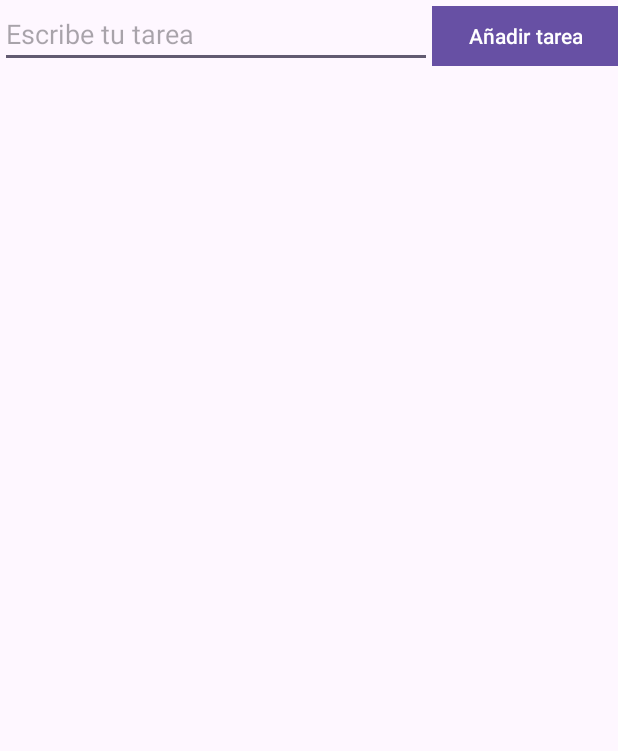
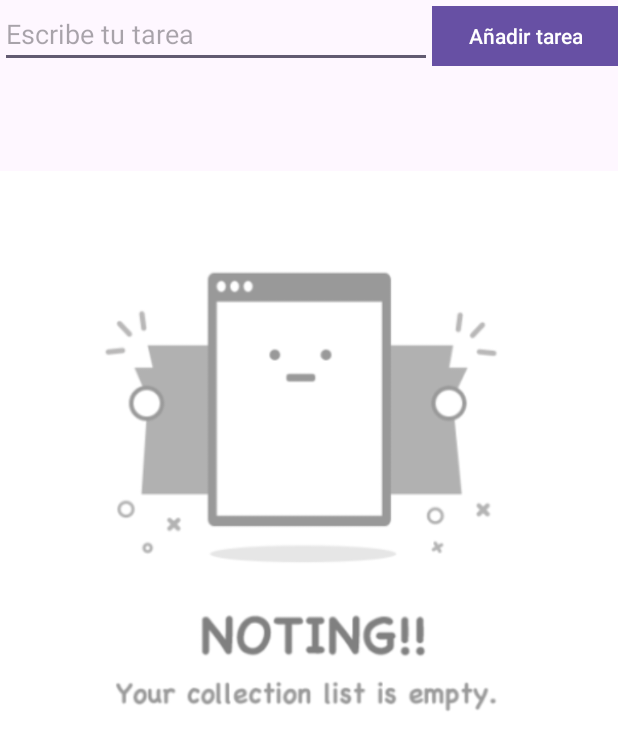
Before and after one commit to juliogtrenard/FORK_AppScrollInfinito, an Android app: the screen it shows after launch (MainActivity), on a phone screen of 412 x 824 dp. Shown: the top 751 px of the screen. Run offline under Robolectric (Android 15) with nearby library versions, the phone set to English and light mode, and no system bars.

Commit message:
ADD mostrar imagen cuando no hay ninguna tarea

```diff
--- a/app/src/main/java/es/juliogtrenard/miprimeraapp/MainActivity.kt
+++ b/app/src/main/java/es/juliogtrenard/miprimeraapp/MainActivity.kt
@@ -3,8 +3,10 @@ package es.juliogtrenard.miprimeraapp
 import android.annotation.SuppressLint
 import android.media.MediaPlayer
 import android.os.Bundle
+import android.view.View
 import android.widget.Button
 import android.widget.EditText
+import android.widget.ImageView
 import androidx.appcompat.app.AppCompatActivity
 import androidx.recyclerview.widget.ItemTouchHelper
 import androidx.recyclerview.widget.LinearLayoutManager
@@ -15,6 +17,9 @@ import es.juliogtrenard.miprimeraapp.TaskApplication.Companion.prefs
  * Actividad principal de la aplicación que gestiona la lista de tareas.
  */
 class MainActivity : AppCompatActivity() {
+    /** Muestra una imagen cuando no hay tareas */
+    private lateinit var imageViewNoTasks: ImageView
+
     /**
      * Botón que permite añadir una nueva tarea a la lista.
      */
@@ -59,6 +64,8 @@ class MainActivity : AppCompatActivity() {
         adapter = TaskAdapter(tasks) { deleteTask(it) } // Cuando se pulsa la imagen se llama a la funcion para que la borre
         rvTask.adapter = adapter
 
+        updateNoTasksVisibility()
+
         deslizarParaEliminar()
     }
 
@@ -92,6 +99,7 @@ class MainActivity : AppCompatActivity() {
             adapter.notifyDataSetChanged() //Notifica que se han añadido nuevos valores
             etTask.setText("")
             prefs.saveTasks(tasks)
+            updateNoTasksVisibility()
 
             val mediaPlayerAddSound = MediaPlayer.create(this, R.raw.add_task)
             mediaPlayerAddSound.start()
@@ -109,6 +117,8 @@ class MainActivity : AppCompatActivity() {
         tasks.removeAt(position)
         adapter.notifyDataSetChanged()
         prefs.saveTasks(tasks)
+
+        updateNoTasksVisibility()
     }
 
     /**
@@ -118,6 +128,7 @@ class MainActivity : AppCompatActivity() {
         btnAddTask = findViewById(R.id.btnAddTask)
         etTask = findViewById(R.id.etTask)
         rvTask = findViewById(R.id.rvTask)
+        imageViewNoTasks = findViewById(R.id.imageViewNoTasks)
     }
 
     /**
@@ -135,4 +146,20 @@ class MainActivity : AppCompatActivity() {
 
         ItemTouchHelper(itemTouchHelperCallback).attachToRecyclerView(rvTask) // Asigna el helper al RecyclerView
     }
+
+    /**
+     * Actualiza la visibilidad de la vista de la lista de tareas y de la imagen
+     * que indica que no hay tareas disponibles. Si la lista de tareas está vacía,
+     * oculta el RecyclerView y muestra la imagen que indica que no hay tareas.
+     * Si hay tareas en la lista, muestra el RecyclerView y oculta la imagen.
+     */
+    private fun updateNoTasksVisibility() {
+        if (tasks.isEmpty()) {
+            rvTask.visibility = View.GONE
+            imageViewNoTasks.visibility = View.VISIBLE // Muestra la imagen
+        } else {
+            rvTask.visibility = View.VISIBLE
+            imageViewNoTasks.visibility = View.GONE // Oculta la imagen
+        }
+    }
 }
--- a/app/src/main/res/layout/activity_main.xml
+++ b/app/src/main/res/layout/activity_main.xml
@@ -35,6 +35,18 @@
         app:layout_constraintStart_toEndOf="@id/etTask"
         app:cornerRadius="0dp"/>
 
+    <ImageView
+        android:id="@+id/imageViewNoTasks"
+        android:layout_width="wrap_content"
+        android:layout_height="wrap_content"
+        android:contentDescription="@string/imagen_sin_tareas"
+        android:src="@drawable/empty_image"
+        android:visibility="gone"
+        app:layout_constraintTop_toBottomOf="@id/btnAddTask"
+        app:layout_constraintStart_toStartOf="parent"
+        app:layout_constraintEnd_toEndOf="parent"
+        android:layout_marginTop="16dp"/>
+
     <androidx.recyclerview.widget.RecyclerView
         android:id="@+id/rvTask"
         android:layout_width="0dp"
--- a/app/src/main/res/values/strings.xml
+++ b/app/src/main/res/values/strings.xml
@@ -3,4 +3,5 @@
     <string name="aniadir_tarea">Añadir tarea</string>
     <string name="escribe_tu_tarea">Escribe tu tarea</string>
     <string name="imagen_check">Imagen check</string>
+    <string name="imagen_sin_tareas">Imagen sin tareas</string>
 </resources>
```
Also changed, not shown: app/src/main/res/drawable/empty_image.png (added).
